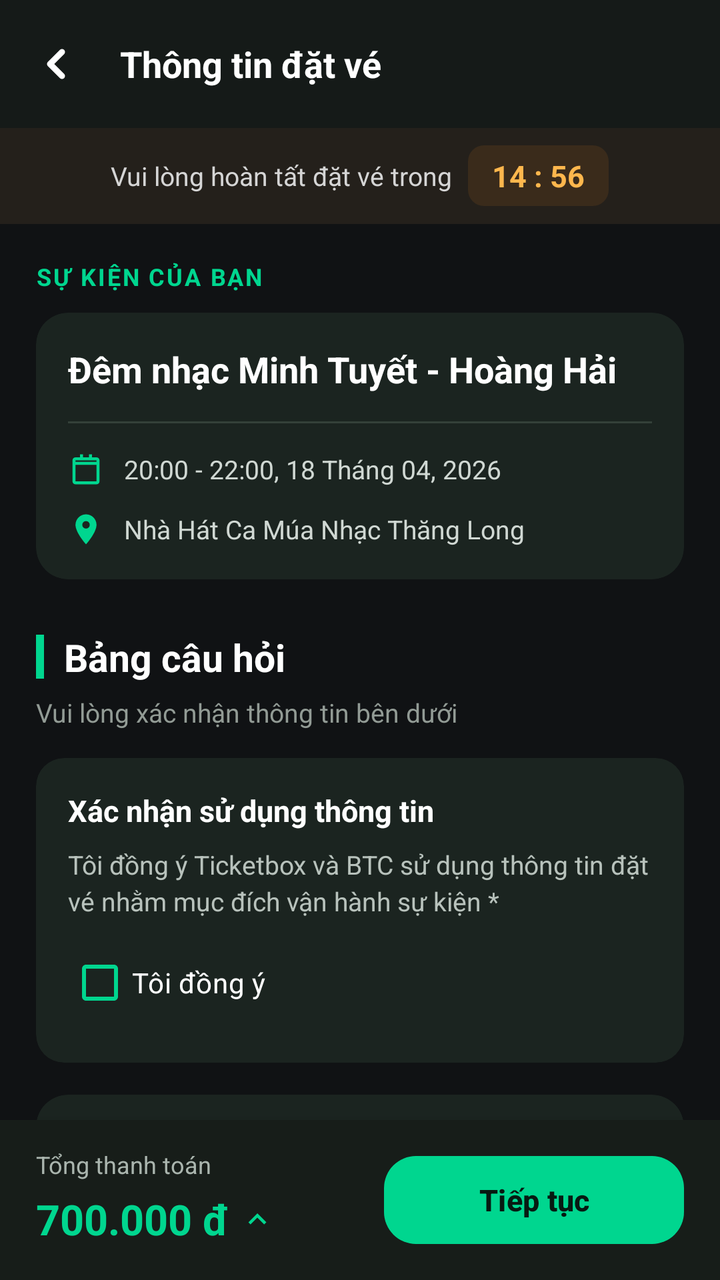
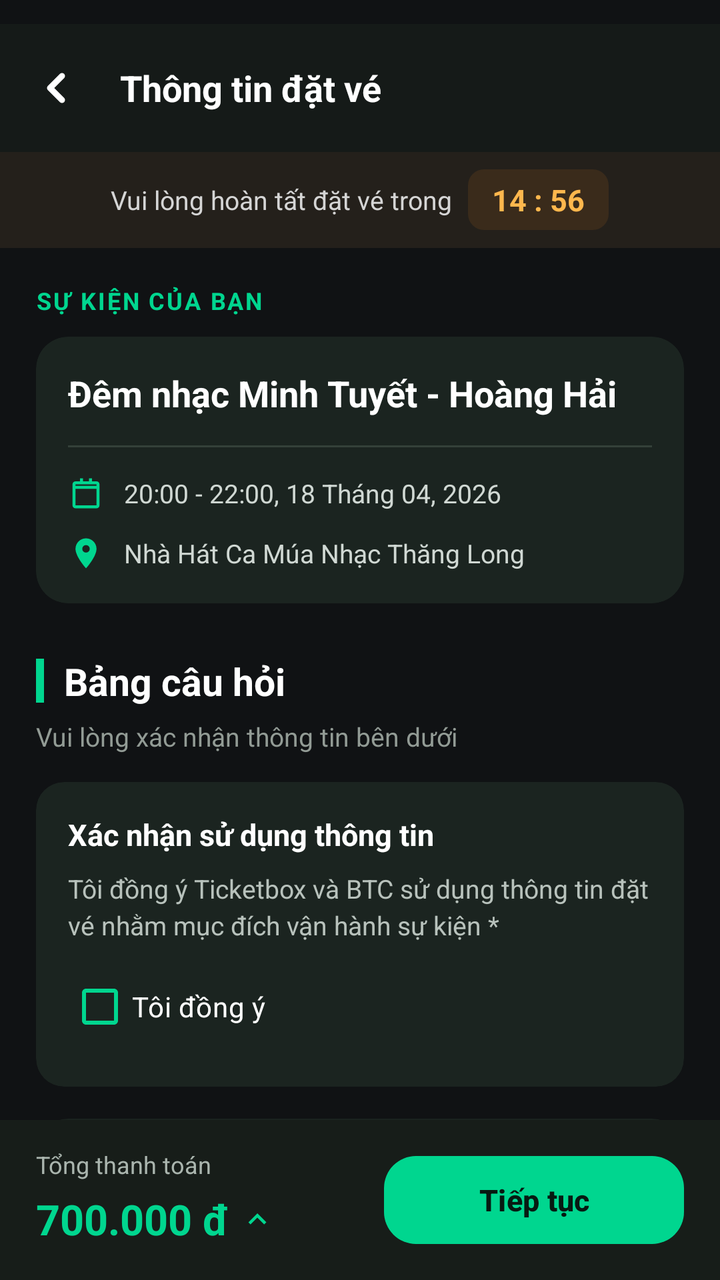

The first picture is an Android layout as it rendered before a commit; the second is the same layout after the commit. The layout source and the unified diff follow.
<!-- AndroidManifest.xml: application theme Theme.MusicApp -->
<!-- res/layout/fragment_checkout.xml -->
<?xml version="1.0" encoding="utf-8"?>
<androidx.constraintlayout.widget.ConstraintLayout xmlns:android="http://schemas.android.com/apk/res/android"
    xmlns:app="http://schemas.android.com/apk/res-auto"
    android:layout_width="match_parent"
    android:layout_height="match_parent"
    android:background="#101214">

    <androidx.appcompat.widget.Toolbar
        android:id="@+id/toolbar"
        android:layout_width="match_parent"
        android:layout_height="?attr/actionBarSize"
        android:background="#151A18"
        app:contentInsetStartWithNavigation="0dp"
        app:layout_constraintTop_toTopOf="parent"
        app:navigationIcon="@drawable/ic_back"
        app:navigationIconTint="#FFFFFF"
        app:title="Thông tin đặt vé"
        app:titleTextAppearance="@style/ToolbarTitleStyle"
        app:titleTextColor="#FFFFFF" />

    
    <LinearLayout
        android:id="@+id/bannerTimer"
        android:layout_width="match_parent"
        android:layout_height="48dp"
        android:background="#24201B"
        android:gravity="center"
        android:orientation="horizontal"
        app:layout_constraintTop_toBottomOf="@id/toolbar">

        <TextView
            android:layout_width="wrap_content"
            android:layout_height="wrap_content"
            android:text="Vui lòng hoàn tất đặt vé trong"
            android:textColor="#D5D5D5"
            android:textSize="13sp" />

        <TextView
            android:id="@+id/tvTimer"
            android:layout_width="wrap_content"
            android:layout_height="wrap_content"
            android:layout_marginStart="8dp"
            android:background="@drawable/bg_timer"
            android:paddingHorizontal="12dp"
            android:paddingVertical="5dp"
            android:text="14 : 56"
            android:textColor="#FFB74D"
            android:textSize="15sp"
            android:textStyle="bold" />

    </LinearLayout>

    
    <androidx.core.widget.NestedScrollView
        android:layout_width="match_parent"
        android:layout_height="0dp"
        android:clipToPadding="false"
        android:fillViewport="true"
        android:paddingBottom="12dp"
        app:layout_constraintBottom_toTopOf="@id/bottomBar"
        app:layout_constraintTop_toBottomOf="@id/bannerTimer">

        <LinearLayout
            android:layout_width="match_parent"
            android:layout_height="wrap_content"
            android:orientation="vertical"
            android:padding="18dp">

            
            <TextView
                android:layout_width="wrap_content"
                android:layout_height="wrap_content"
                android:letterSpacing="0.08"
                android:text="SỰ KIỆN CỦA BẠN"
                android:textColor="#00D68F"
                android:textSize="12sp"
                android:textStyle="bold" />

            <androidx.cardview.widget.CardView
                android:layout_width="match_parent"
                android:layout_height="wrap_content"
                android:layout_marginTop="10dp"
                app:cardBackgroundColor="#1B2420"
                app:cardCornerRadius="16dp"
                app:cardElevation="0dp">

                <LinearLayout
                    android:layout_width="match_parent"
                    android:layout_height="wrap_content"
                    android:orientation="vertical"
                    android:padding="16dp">

                    <TextView
                        android:layout_width="match_parent"
                        android:layout_height="wrap_content"
                        android:text="Đêm nhạc Minh Tuyết - Hoàng Hải"
                        android:textColor="#FFFFFF"
                        android:textSize="18sp"
                        android:textStyle="bold" />

                    <View
                        android:layout_width="match_parent"
                        android:layout_height="1dp"
                        android:layout_marginVertical="14dp"
                        android:background="#344139" />

                    <LinearLayout
                        android:layout_width="match_parent"
                        android:layout_height="wrap_content"
                        android:gravity="center_vertical"
                        android:orientation="horizontal">

                        <ImageView
                            android:layout_width="18dp"
                            android:layout_height="18dp"
                            android:src="@drawable/ic_date"
                            app:tint="#00D68F" />

                        <TextView
                            android:layout_width="0dp"
                            android:layout_height="wrap_content"
                            android:layout_marginStart="10dp"
                            android:layout_weight="1"
                            android:text="20:00 - 22:00, 18 Tháng 04, 2026"
                            android:textColor="#D0D8D3"
                            android:textSize="13sp" />

                    </LinearLayout>

                    <LinearLayout
                        android:layout_width="match_parent"
                        android:layout_height="wrap_content"
                        android:layout_marginTop="12dp"
                        android:gravity="center_vertical"
                        android:orientation="horizontal">

                        <ImageView
                            android:layout_width="18dp"
                            android:layout_height="18dp"
                            android:src="@drawable/ic_location"
                            app:tint="#00D68F" />

                        <TextView
                            android:layout_width="0dp"
                            android:layout_height="wrap_content"
                            android:layout_marginStart="10dp"
                            android:layout_weight="1"
                            android:text="Nhà Hát Ca Múa Nhạc Thăng Long"
                            android:textColor="#D0D8D3"
                            android:textSize="13sp" />

                    </LinearLayout>

                </LinearLayout>
            </androidx.cardview.widget.CardView>

            
            <LinearLayout
                android:layout_width="match_parent"
                android:layout_height="wrap_content"
                android:layout_marginTop="26dp"
                android:gravity="center_vertical"
                android:orientation="horizontal">

                <View
                    android:layout_width="4dp"
                    android:layout_height="22dp"
                    android:background="#00D68F" />

                <TextView
                    android:layout_width="wrap_content"
                    android:layout_height="wrap_content"
                    android:layout_marginStart="10dp"
                    android:text="Bảng câu hỏi"
                    android:textColor="#FFFFFF"
                    android:textSize="19sp"
                    android:textStyle="bold" />

            </LinearLayout>

            <TextView
                android:layout_width="match_parent"
                android:layout_height="wrap_content"
                android:layout_marginTop="6dp"
                android:text="Vui lòng xác nhận thông tin bên dưới"
                android:textColor="#929B95"
                android:textSize="13sp" />

            
            <androidx.cardview.widget.CardView
                android:layout_width="match_parent"
                android:layout_height="wrap_content"
                android:layout_marginTop="14dp"
                app:cardBackgroundColor="#1B2420"
                app:cardCornerRadius="14dp"
                app:cardElevation="0dp">

                <LinearLayout
                    android:layout_width="match_parent"
                    android:layout_height="wrap_content"
                    android:orientation="vertical"
                    android:padding="16dp">

                    <TextView
                        android:layout_width="match_parent"
                        android:layout_height="wrap_content"
                        android:text="Xác nhận sử dụng thông tin"
                        android:textColor="#FFFFFF"
                        android:textSize="15sp"
                        android:textStyle="bold" />

                    <TextView
                        android:layout_width="match_parent"
                        android:layout_height="wrap_content"
                        android:layout_marginTop="8dp"
                        android:lineSpacingExtra="3dp"
                        android:text="Tôi đồng ý Ticketbox và BTC sử dụng thông tin đặt vé nhằm mục đích vận hành sự kiện *"
                        android:textColor="#B8C2BC"
                        android:textSize="13sp" />

                    <CheckBox
                        android:layout_width="wrap_content"
                        android:layout_height="wrap_content"
                        android:layout_marginTop="8dp"
                        android:buttonTint="#00D68F"
                        android:paddingEnd="8dp"
                        android:text="Tôi đồng ý"
                        android:textColor="#FFFFFF"
                        android:textSize="14sp" />

                </LinearLayout>
            </androidx.cardview.widget.CardView>

            
            <androidx.cardview.widget.CardView
                android:layout_width="match_parent"
                android:layout_height="wrap_content"
                android:layout_marginTop="16dp"
                app:cardBackgroundColor="#1B2420"
                app:cardCornerRadius="16dp"
                app:cardElevation="0dp">

                <LinearLayout
                    android:layout_width="match_parent"
                    android:layout_height="wrap_content"
                    android:orientation="vertical"
                    android:padding="16dp">

                    <RelativeLayout
                        android:layout_width="match_parent"
                        android:layout_height="wrap_content">

                        <TextView
                            android:layout_width="wrap_content"
                            android:layout_height="wrap_content"
                            android:text="Thông tin vé đã chọn"
                            android:textColor="#FFFFFF"
                            android:textSize="16sp"
                            android:textStyle="bold" />

                        <TextView
                            android:id="@+id/tvChooseAgain"
                            android:layout_width="wrap_content"
                            android:layout_height="wrap_content"
                            android:layout_alignParentEnd="true"
                            android:text="Chọn lại vé"
                            android:textColor="#00D68F"
                            android:textSize="13sp" />

                    </RelativeLayout>

                    <View
                        android:layout_width="match_parent"
                        android:layout_height="1dp"
                        android:layout_marginTop="16dp"
                        android:background="#344139" />

                    <LinearLayout
                        android:layout_width="match_parent"
                        android:layout_height="wrap_content"
                        android:layout_marginTop="14dp"
                        android:orientation="horizontal">

                        <TextView
                            android:layout_width="0dp"
                            android:layout_height="wrap_content"
                            android:layout_weight="1"
                            android:text="LOẠI VÉ"
                            android:textColor="#89958E"
                            android:textSize="11sp"
                            android:textStyle="bold" />

                        <TextView
                            android:layout_width="wrap_content"
                            android:layout_height="wrap_content"
                            android:text="SỐ LƯỢNG"
                            android:textColor="#89958E"
                            android:textSize="11sp"
                            android:textStyle="bold" />

                    </LinearLayout>

                    <RelativeLayout
                        android:layout_width="match_parent"
                        android:layout_height="wrap_content"
                        android:layout_marginTop="14dp">

                        <TextView
                            android:id="@+id/ticketName"
                            android:layout_width="wrap_content"
                            android:layout_height="wrap_content"
                            android:text="A Lie - Lời Nói Dối"
                            android:textColor="#FFFFFF"
                            android:textSize="14sp"
                            android:textStyle="bold" />

                        <TextView
                            android:layout_width="wrap_content"
                            android:layout_height="wrap_content"
                            android:layout_below="@id/ticketName"
                            android:layout_marginTop="5dp"
                            android:text="700.000 đ"
                            android:textColor="#929B95"
                            android:textSize="13sp" />

                        <TextView
                            android:id="@+id/qty"
                            android:layout_width="wrap_content"
                            android:layout_height="wrap_content"
                            android:layout_alignParentEnd="true"
                            android:text="01"
                            android:textColor="#00D68F"
                            android:textSize="15sp"
                            android:textStyle="bold" />

                    </RelativeLayout>

                    <View
                        android:layout_width="match_parent"
                        android:layout_height="1dp"
                        android:layout_marginTop="18dp"
                        android:background="#344139" />

                    <RelativeLayout
                        android:layout_width="match_parent"
                        android:layout_height="wrap_content"
                        android:layout_marginTop="16dp">

                        <TextView
                            android:layout_width="wrap_content"
                            android:layout_height="wrap_content"
                            android:text="Tạm tính"
                            android:textColor="#D0D8D3"
                            android:textSize="14sp" />

                        <TextView
                            android:layout_width="wrap_content"
                            android:layout_height="wrap_content"
                            android:layout_alignParentEnd="true"
                            android:text="700.000 đ"
                            android:textColor="#00D68F"
                            android:textSize="17sp"
                            android:textStyle="bold" />

                    </RelativeLayout>

                    <TextView
                        android:layout_width="match_parent"
                        android:layout_height="wrap_content"
                        android:layout_marginTop="20dp"
                        android:gravity="center"
                        android:text="Vui lòng trả lời tất cả câu hỏi để tiếp tục"
                        android:textColor="#89958E"
                        android:textSize="12sp" />

                </LinearLayout>
            </androidx.cardview.widget.CardView>

        </LinearLayout>
    </androidx.core.widget.NestedScrollView>

    
    <androidx.constraintlayout.widget.ConstraintLayout
        android:id="@+id/bottomBar"
        android:layout_width="match_parent"
        android:layout_height="wrap_content"
        android:background="#171D19"
        android:elevation="12dp"
        android:paddingHorizontal="18dp"
        android:paddingVertical="14dp"
        app:layout_constraintBottom_toBottomOf="parent">

        <TextView
            android:id="@+id/labelTotal"
            android:layout_width="wrap_content"
            android:layout_height="wrap_content"
            android:text="Tổng thanh toán"
            android:textColor="#AAB5AE"
            android:textSize="12sp"
            app:layout_constraintStart_toStartOf="parent"
            app:layout_constraintTop_toTopOf="parent" />

        <TextView
            android:id="@+id/tvTotalBottom"
            android:layout_width="wrap_content"
            android:layout_height="wrap_content"
            android:layout_marginTop="5dp"
            android:text="700.000 đ"
            android:textColor="#00D68F"
            android:textSize="21sp"
            android:textStyle="bold"
            app:layout_constraintStart_toStartOf="parent"
            app:layout_constraintTop_toBottomOf="@id/labelTotal" />

        <ImageView
            android:layout_width="18dp"
            android:layout_height="18dp"
            android:layout_marginStart="5dp"
            android:src="@drawable/ic_arrow_up"
            app:layout_constraintBottom_toBottomOf="@id/tvTotalBottom"
            app:layout_constraintStart_toEndOf="@id/tvTotalBottom"
            app:layout_constraintTop_toTopOf="@id/tvTotalBottom"
            app:tint="#00D68F" />

        <com.google.android.material.button.MaterialButton
            android:id="@+id/btnContinue"
            android:layout_width="150dp"
            android:layout_height="52dp"
            android:text="Tiếp tục"
            android:textAllCaps="false"
            android:textColor="#071A12"
            android:textSize="15sp"
            android:textStyle="bold"
            app:backgroundTint="#00D68F"
            app:cornerRadius="16dp"
            app:iconGravity="textEnd"
            app:layout_constraintBottom_toBottomOf="parent"
            app:layout_constraintEnd_toEndOf="parent"
            app:layout_constraintTop_toTopOf="parent" />

    </androidx.constraintlayout.widget.ConstraintLayout>

</androidx.constraintlayout.widget.ConstraintLayout>
<!-- resources referenced by this layout -->
<resources>
  <!-- drawable bg_timer (drawable) -->
  <?xml version="1.0" encoding="utf-8"?>
  <shape xmlns:android="http://schemas.android.com/apk/res/android">
  
      <solid android:color="#3A2B1B" />
  
      <corners android:radius="8dp" />
  </shape>
  <!-- drawable ic_arrow_up (drawable) -->
  <vector xmlns:android="http://schemas.android.com/apk/res/android"
      android:width="24dp"
      android:height="24dp"
      android:viewportWidth="24"
      android:viewportHeight="24"
      android:tint="#FFFFFF"> <path
      android:fillColor="@android:color/white"
      android:pathData="M7.41,15.41L12,10.83L16.59,15.41L18,14L12,8L6,14L7.41,15.41Z" />
  </vector>
  <!-- drawable ic_back (drawable) -->
  <vector xmlns:android="http://schemas.android.com/apk/res/android"
      android:width="24dp"
      android:height="24dp"
      android:viewportWidth="24"
      android:viewportHeight="24">
  
      <path
          android:fillColor="@android:color/transparent"
          android:pathData="M15,6 L9,12 L15,18"
          android:strokeWidth="3"
          android:strokeColor="@color/white"
          android:strokeLineCap="round"
          android:strokeLineJoin="round" />
  </vector>
  <!-- drawable ic_date (drawable) -->
  <vector xmlns:android="http://schemas.android.com/apk/res/android"
      android:width="24dp"
      android:height="24dp"
      android:viewportWidth="24"
      android:viewportHeight="24">
  
      <path
          android:fillColor="@android:color/white"
          android:pathData="M19,4h-3V2h-2v2h-4V2H8v2H5C3.89,4,3,4.9,3,6v14c0,1.1,0.89,2,2,2h14c1.1,0,2-0.9,2-2V6C21,4.9,20.1,4,19,4z M19,20H5V9h14V20z M19,7H5V6h14V7z" />
  </vector>
  <!-- drawable ic_location (drawable) -->
  <vector xmlns:android="http://schemas.android.com/apk/res/android"
      android:width="24dp"
      android:height="24dp"
      android:viewportWidth="24"
      android:viewportHeight="24">
      <path
          android:fillColor="@color/red"
          android:pathData="M12,2C8.13,2 5,5.13 5,9c0,5.25 7,13 7,13s7,-7.75 7,-13c0,-3.87 -3.13,-7 -7,-7zM12,11.5c-1.38,0 -2.5,-1.12 -2.5,-2.5s1.12,-2.5 2.5,-2.5 2.5,1.12 2.5,2.5 -1.12,2.5 -2.5,2.5z"/>
  </vector>
  <style name="ToolbarTitleStyle">
          <item name="android:textSize">18sp</item>
          <item name="android:textStyle">bold</item>
          <item name="android:fontFamily">sans</item>
      </style>
  <style name="Theme.MusicApp" parent="Base.Theme.MusicApp" />
  <color name="white">#FFFFFFFF</color>
  <color name="red">#EE794A</color>
  <style name="Base.Theme.MusicApp" parent="Theme.Material3.DayNight.NoActionBar">
          
          
      </style>
</resources>

<!-- the commit's change to res/layout/fragment_checkout.xml (unified diff, before → after) -->
@@ -7,6 +7,7 @@
 
     <androidx.appcompat.widget.Toolbar
         android:id="@+id/toolbar"
+        android:layout_marginTop="12dp"
         android:layout_width="match_parent"
         android:layout_height="?attr/actionBarSize"
         android:background="#151A18"
